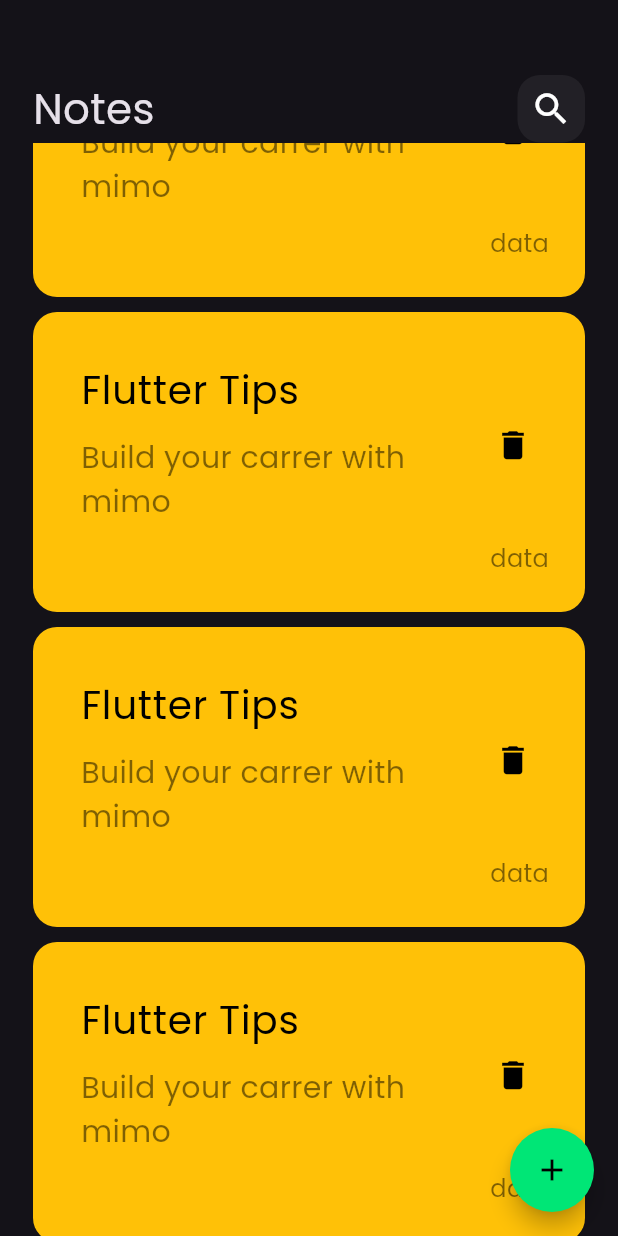
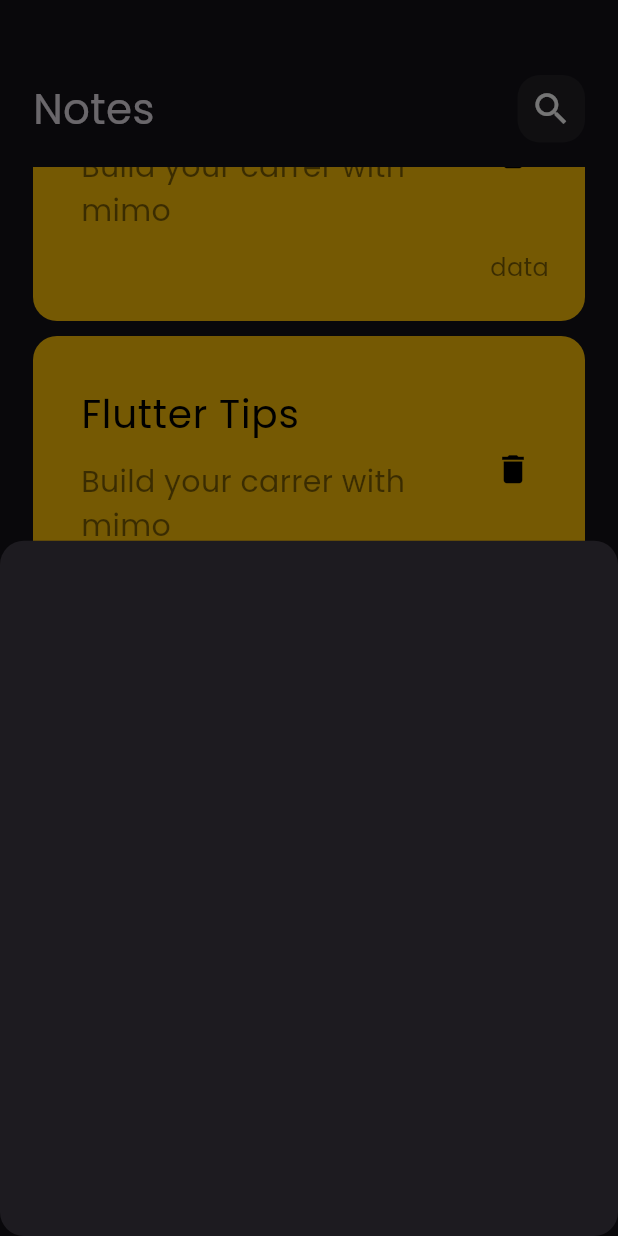
Before and after one commit to MiladnserSB/notes_App, a Flutter app: the screen it shows after launch, scrolled down 1152 dp, after a tap on the "add" icon, on a phone screen of 412 x 824 dp. Run offline on Flutter 3.47's test engine with Material 3 defaults, Android fonts, the phone set to English and light mode, and no system bars.

Commit message:
creat a modal bottom sheet and add border radius to it

```diff
--- a/lib/views/notes_view.dart
+++ b/lib/views/notes_view.dart
@@ -1,4 +1,5 @@
 import 'package:flutter/material.dart';
+import 'package:learning_project_notes_app/widgets/add_note_bottom_sheet.dart';
 import 'package:learning_project_notes_app/widgets/notes_view_body.dart';
 
 class NotesView extends StatelessWidget {
@@ -7,7 +8,18 @@
   @override
   Widget build(BuildContext context) {
     return Scaffold(
-      floatingActionButton: FloatingActionButton(onPressed: (){}, backgroundColor: Colors.greenAccent.shade400 , child: Icon(Icons.add, color: Colors.black,) , shape: CircleBorder()),
+      floatingActionButton: FloatingActionButton(
+          onPressed: () {
+            showModalBottomSheet(context: context, builder: (context){
+              return AddNoteBottomSheet();
+            }, shape: RoundedRectangleBorder(borderRadius: BorderRadius.circular(16)) );
+          },
+          backgroundColor: const Color(0xFF53EBD6),
+          child:  Icon(
+            Icons.add,
+            color: Colors.black,
+          ),
+          shape: CircleBorder()),
       body: const NotesViewBody(),
     );
   }
--- /dev/null
+++ b/lib/widgets/add_note_bottom_sheet.dart
@@ -0,0 +1,14 @@
+import 'package:flutter/material.dart';
+
+class AddNoteBottomSheet extends StatelessWidget {
+  const AddNoteBottomSheet({super.key});
+
+  @override
+  Widget build(BuildContext context) {
+    return Container(
+      // decoration: BoxDecoration(
+      //   color: Colors.amber
+      // ),
+    );
+  }
+}
--- a/lib/widgets/notes_list_view.dart
+++ b/lib/widgets/notes_list_view.dart
@@ -6,13 +6,17 @@
 
   @override
   Widget build(BuildContext context) {
-    return ListView.builder(
+    return Padding(
+      padding: const EdgeInsets.symmetric(vertical: 16),
+      child: ListView.builder(
+        padding: EdgeInsets.zero,
         itemBuilder: (context,index){
           return const Padding(
             padding:  EdgeInsets.symmetric(vertical: 5.0),
             child:  NoteItem(),
           );
         },
+      ),
     );
   }
 }
```
Lines whose indentation alone changed are shown as unchanged.
